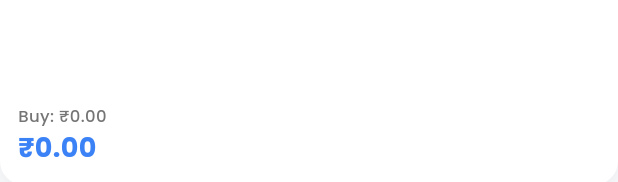
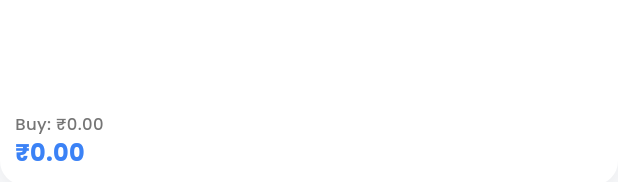
Before and after one commit to shoibahmad/lumina-stock, a Flutter app: the ProductCard widget shown alone on an empty page, opened directly with empty values, on a phone screen of 412 x 824 dp. Shown: the part 1051-1233 px from the top of the screen. Run offline on Flutter 3.47's test engine with Material 3 defaults, Android fonts, the phone set to English and light mode, and no system bars; our stand-ins replace cloud_firestore, dotted_border, firebase_auth, firebase_core, fl_chart, flutter_animate and 2 more; missing offline and left inert: mobile_scanner; accounts and stored records are empty; generated files the repository leaves out were written again; network calls fail.

Commit message:
Fixed pixel issue

```diff
--- a/lib/features/home/product_list_page.dart
+++ b/lib/features/home/product_list_page.dart
@@ -282,7 +282,7 @@ class _ProductListPageState extends State<ProductListPage> {
                     crossAxisCount: 2,
                     mainAxisSpacing: 16,
                     crossAxisSpacing: 16,
-                    childAspectRatio: 0.60,
+                    childAspectRatio: 0.55,
                   ),
                   delegate: SliverChildBuilderDelegate(
                     (context, index) {
@@ -397,7 +397,7 @@ class ProductCard extends StatelessWidget {
 
             Expanded(
               child: Padding(
-                padding: const EdgeInsets.all(12.0),
+                padding: const EdgeInsets.all(10.0),
                 child: Column(
                   crossAxisAlignment: CrossAxisAlignment.start,
                   children: [
@@ -413,13 +413,9 @@ class ProductCard extends StatelessWidget {
                       ),
                     ),
                     const Spacer(),
-                    const SizedBox(height: 8),
+                    const SizedBox(height: 4),
 
                     // Pricing
-                    Row(
-                      mainAxisAlignment: MainAxisAlignment.spaceBetween,
-                      crossAxisAlignment: CrossAxisAlignment.end,
-                      children: [
                     Column(
                       crossAxisAlignment: CrossAxisAlignment.start,
                       children: [
@@ -436,14 +432,18 @@ class ProductCard extends StatelessWidget {
                           style: GoogleFonts.poppins(
                             color: AppTheme.primaryBlue,
                             fontWeight: FontWeight.bold,
-                                fontSize: 18,
+                            fontSize: 16,
                           ),
                         ),
                       ],
                     ),
+
                     // Actions
                     if (isAdmin)
-                          Row(
+                      Padding(
+                        padding: const EdgeInsets.only(top: 8.0),
+                        child: Row(
+                          mainAxisAlignment: MainAxisAlignment.end,
                           children: [
                             _ActionButton(
                               icon: Icons.edit_outlined,
@@ -454,18 +454,11 @@ class ProductCard extends StatelessWidget {
                             _ActionButton(
                               icon: Icons.delete_outline,
                               color: AppTheme.errorRed,
-                                onTap: () async {
-                                   // Delete logic repeated - can refactor later but inline is ok
-                                   // ... (Keep existing logic short for now) or call helper?
-                                   // Since I'm replacing content, I must implement it or keep it.
-                                   // Let's use the EXISTING logic block but compact.
-                                   _confirmDelete(context);
-                                }
+                              onTap: () => _confirmDelete(context),
                             ),
                           ],
+                        ),
                       )
-                      ],
-                    ),
                   ],
                 ),
               ),
@@ -473,10 +466,10 @@ class ProductCard extends StatelessWidget {
 
             if (isAdmin)
                Padding(
-                 padding: const EdgeInsets.fromLTRB(12, 0, 12, 12),
+                 padding: const EdgeInsets.fromLTRB(12, 0, 12, 10),
                  child: SizedBox(
                     width: double.infinity,
-                    height: 40,
+                    height: 36,
                     child: ElevatedButton(
                       onPressed: product.quantity > 0 ? () => _showSellDialog(context) : null,
                       style: ElevatedButton.styleFrom(
```
Also changed, not shown: lib/features/admin/barcode_scanner_screen.dart (+10 -1 lines), 1 other file. Lines whose indentation alone changed are shown as unchanged.
